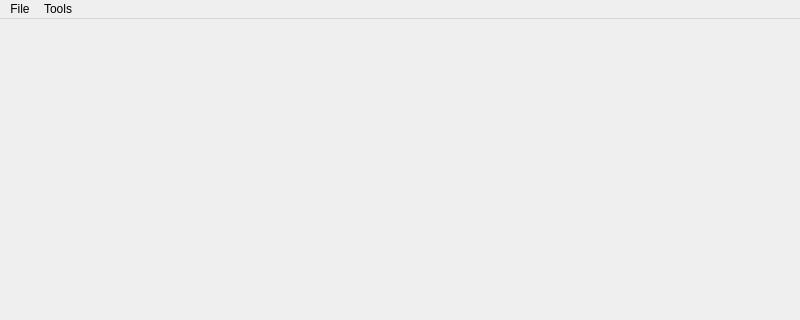
arrrp21/GeoViewer, file mainwindow.ui: the form before one commit; both pictures show x 0 to 800 and y 0 to 320 of the 800 by 600 pixel window.
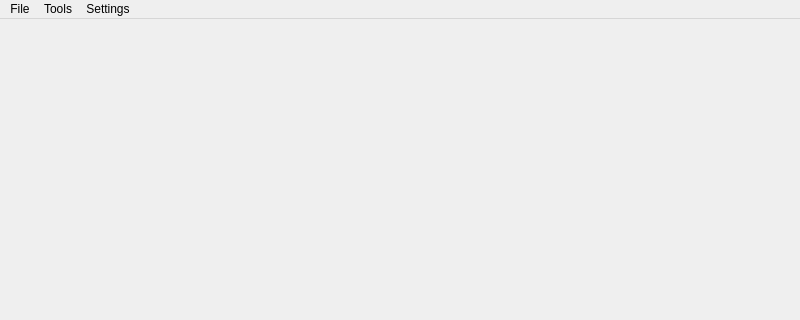
The form after the commit.

```diff
--- a/mainwindow.ui
+++ b/mainwindow.ui
@@ -20,7 +20,7 @@
      <x>0</x>
      <y>0</y>
      <width>800</width>
-     <height>26</height>
+     <height>21</height>
     </rect>
    </property>
    <widget class="QMenu" name="menuFile">
@@ -40,8 +40,15 @@
     <addaction name="actionGainPanel"/>
     <addaction name="actionHighPassFilter"/>
    </widget>
+   <widget class="QMenu" name="menuSettings">
+    <property name="title">
+     <string>Settings</string>
+    </property>
+    <addaction name="actionGpuAcceleration"/>
+   </widget>
    <addaction name="menuFile"/>
    <addaction name="menuTools"/>
+   <addaction name="menuSettings"/>
   </widget>
   <widget class="QStatusBar" name="statusbar"/>
   <action name="actionOpen">
```
Left out of the diff: 8 changed lines with no effect on the pictures.
